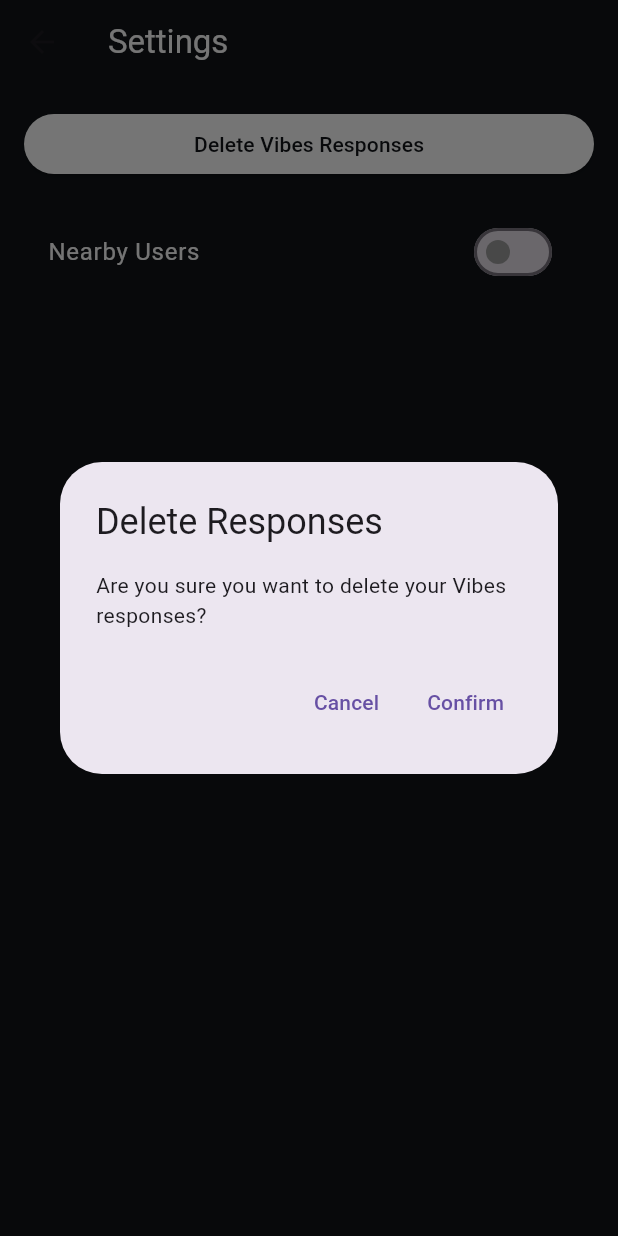
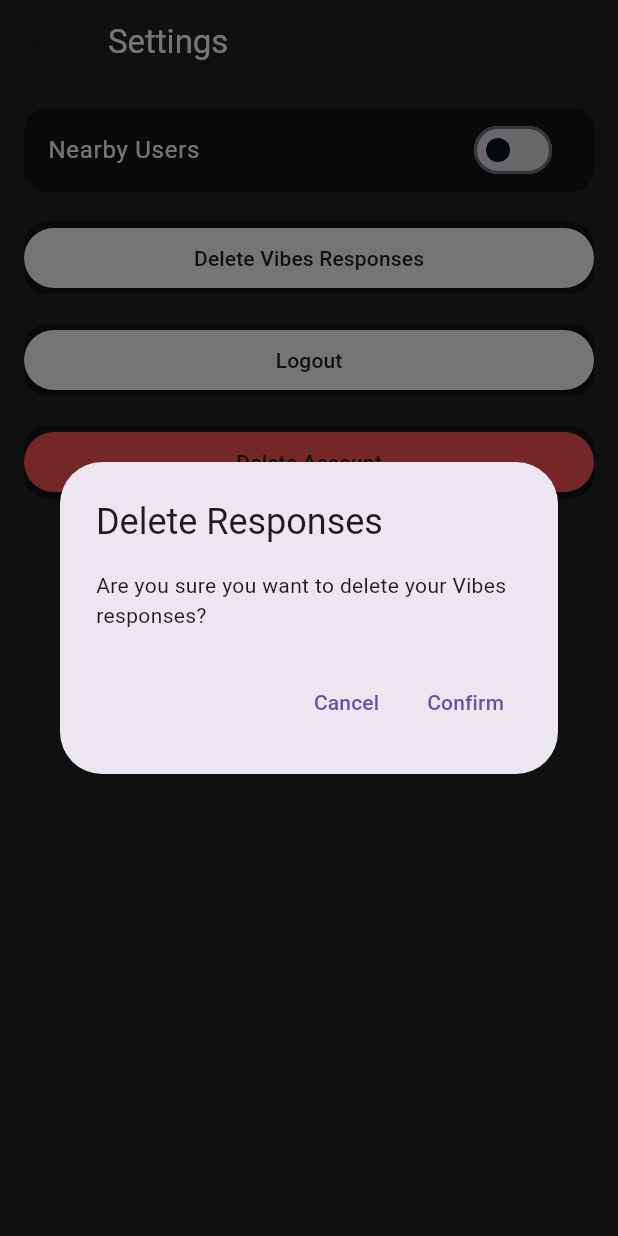
Before and after one commit to SajalDevX/hushh-connect, a Flutter app: the SettingsScreen screen opened directly, after a tap on "Delete Vibes Responses", on a phone screen of 412 x 824 dp. Run offline on Flutter 3.47's test engine with Material 3 defaults, Android fonts, the phone set to English and light mode, and no system bars; our stand-ins replace file_picker, firebase_auth, firebase_core, firebase_storage, flutter_image_compress, flutter_local_notifications and 11 more; missing offline and left inert: flutter_tilt, syncfusion_flutter_pdf, uni_links2; accounts and stored records are empty; project files that could hold a hidden picture were left out.

Commit message:
feat:added logout and delete account in settings

```diff
--- a/lib/main.dart
+++ b/lib/main.dart
@@ -34,7 +34,7 @@ import 'package:hushhxtinder/ui/onboarding/onBoardingScreen.dart';
 import 'package:provider/provider.dart';
 import 'package:shared_preferences/shared_preferences.dart';
 import 'package:supabase_flutter/supabase_flutter.dart';
-import 'package:uni_links2/uni_links.dart'; // Add this import for deep link handling
+import 'package:uni_links2/uni_links.dart';
 
 void main() async {
   WidgetsFlutterBinding.ensureInitialized();
--- a/lib/ui/app/settings/settingsViewModel.dart
+++ b/lib/ui/app/settings/settingsViewModel.dart
@@ -16,25 +16,21 @@ class SettingsViewModel extends ChangeNotifier {
         throw Exception('User is not logged in.');
       }
 
-      // Fetch event with start and end times
       final eventResponse = await supabaseClient
           .from('vibes_events')
           .select('id, start_time, end_time')
           .maybeSingle();
 
       if (eventResponse == null) {
-        return null; // No active event found
+        return null;
       }
 
-      // Get event start and end time from the response
       final eventId = eventResponse['id'];
       final eventStart = DateTime.parse(eventResponse['start_time']);
       final eventEnd = DateTime.parse(eventResponse['end_time']);
       final currentTime = DateTime.now();
 
-      // Check if current time lies between event start and end times
       if (currentTime.isAfter(eventStart) && currentTime.isBefore(eventEnd)) {
-        // Check if the user has skipped or completed the event
         final userStatusResponse = await supabaseClient
             .from('vibes_user_status')
             .select('status')
@@ -42,10 +38,9 @@ class SettingsViewModel extends ChangeNotifier {
             .eq('event_id', eventId)
             .maybeSingle();
 
-        // Return the event ID if it's active and user hasn't skipped or completed
         return eventId;
       } else {
-        return null; // Event has not started or has ended
+        return null;
       }
     } catch (e) {
       print('Error fetching active Vibe event: $e');
@@ -77,10 +72,44 @@ class SettingsViewModel extends ChangeNotifier {
     notifyListeners();
   }
 
-  // Get the current "nearby users" preference
   Future<bool> getNearbyUsersPreference() async {
     final prefs = await SharedPreferences.getInstance();
-    return prefs.getBool('nearby_users') ??
-        false; // Return false if no value is set
+    return prefs.getBool('nearby_users') ?? false;
+  }
+
+  Future<void> deleteUser() async {
+    try {
+      final currentUser = FirebaseAuth.instance.currentUser;
+
+      if (currentUser == null) {
+        throw Exception('No user is logged in.');
+      }
+
+      await supabaseClient.from('users').delete().eq('id', currentUserId);
+
+      await supabaseClient
+          .from('vibes_user_status')
+          .delete()
+          .eq('user_id', currentUserId);
+
+      await supabaseClient
+          .from('vibes_responses')
+          .delete()
+          .eq('user_id', currentUserId);
+
+      await currentUser.delete();
+      notifyListeners();
+    } catch (e) {
+      print('Error deleting user: $e');
+    }
+  }
+
+  Future<void> logout() async {
+    try {
+      await FirebaseAuth.instance.signOut();
+      notifyListeners();
+    } catch (e) {
+      print('Error during logout: $e');
+    }
   }
 }
--- a/lib/ui/app/settings/settings_screen.dart
+++ b/lib/ui/app/settings/settings_screen.dart
@@ -1,4 +1,5 @@
 import 'package:flutter/material.dart';
+import 'package:go_router/go_router.dart';
 import 'package:provider/provider.dart';
 import 'package:hushhxtinder/ui/app/settings/settingsViewModel.dart';
 
@@ -19,8 +20,7 @@ class _SettingsScreenState extends State<SettingsScreen> {
   Future<void> _loadNearbyUsersPreference() async {
     final settingsViewModel =
         Provider.of<SettingsViewModel>(context, listen: false);
-    bool preference = await settingsViewModel
-        .getNearbyUsersPreference(); // Fetch nearby users toggle state
+    bool preference = await settingsViewModel.getNearbyUsersPreference();
     setState(() {
       isNearbyUsersOn = preference;
     });
@@ -36,16 +36,44 @@ class _SettingsScreenState extends State<SettingsScreen> {
           'Settings',
           style: TextStyle(color: Colors.white),
         ),
-        backgroundColor:
-            Color(0xFF111418), // Set AppBar background color to match screen
+        backgroundColor: Color(0xff212525), // AppBar background color
       ),
-      backgroundColor:
-          Color(0xFF111418), // Set the screen background color to #111480
+      backgroundColor: Color(0xff212525), // Screen background color
       body: Padding(
         padding: const EdgeInsets.all(16.0),
         child: ListView(
           children: [
-            ElevatedButton(
+            Container(
+              decoration: BoxDecoration(
+                color: Color(0xFF111418),
+                borderRadius: BorderRadius.circular(15),
+              ),
+              child: ListTile(
+                title: const Text(
+                  'Nearby Users',
+                  style: TextStyle(color: Colors.white),
+                ),
+                trailing: Switch(
+                  value: isNearbyUsersOn,
+                  onChanged: (bool value) async {
+                    setState(() {
+                      isNearbyUsersOn = value;
+                    });
+                    await settingsViewModel.setNearbyUsersPreference(value);
+                  },
+                  activeColor: Colors.white,
+                  inactiveThumbColor: Color(0xff09141f),
+                ),
+                onTap: null,
+              ),
+            ),
+            const SizedBox(height: 20),
+            Container(
+              decoration: BoxDecoration(
+                color: Color(0xFF111418), // Background color of the tile
+                borderRadius: BorderRadius.circular(15), // Rounded corners
+              ),
+              child: ElevatedButton(
                 onPressed: () {
                   showDialog(
                     context: context,
@@ -63,8 +91,7 @@ class _SettingsScreenState extends State<SettingsScreen> {
                         TextButton(
                           onPressed: () async {
                             await settingsViewModel.deleteResponseAndStatus();
-                          Navigator.of(context)
-                              .pop(); // Close dialog after deletion
+                            Navigator.of(context).pop(); // Close after deletion
                           },
                           child: const Text('Confirm'),
                         ),
@@ -74,31 +101,73 @@ class _SettingsScreenState extends State<SettingsScreen> {
                 },
                 child: const Text('Delete Vibes Responses'),
                 style: ElevatedButton.styleFrom(
-                foregroundColor: Color(0xFF111418),
+                  foregroundColor: Color(0xff212525),
                   backgroundColor: Colors.white, // Text color
                 ),
               ),
-
+            ),
             const SizedBox(height: 20),
 
-            // Nearby Users Toggle
-            SwitchListTile(
-              title: const Text(
-                'Nearby Users',
-                style: TextStyle(color: Colors.white),
+            // Logout Button
+            Container(
+              decoration: BoxDecoration(
+                color: Color(0xFF111418), // Background color of the tile
+                borderRadius: BorderRadius.circular(15), // Rounded corners
               ),
-              value: isNearbyUsersOn,
-              onChanged: (bool value) async {
-                setState(() {
-                  isNearbyUsersOn = value;
-                });
-                await settingsViewModel
-                    .setNearbyUsersPreference(value); // Save toggle state
+              child: ElevatedButton(
+                onPressed: () async {
+                  await settingsViewModel.logout();
+                  context.go('/onboarding');
                 },
+                child: const Text('Logout'),
+                style: ElevatedButton.styleFrom(
+                  foregroundColor: Color(0xff212525),
+                  backgroundColor: Colors.white, // Text color
+                ),
+              ),
+            ),
+            const SizedBox(height: 20),
 
-              tileColor: Color(0xFF111418), // Background color of the toggle
-              activeColor: Colors.white, // Color when switch is on
-              inactiveThumbColor: Colors.grey, // Color when switch is off
+            // Delete User Button
+            Container(
+              decoration: BoxDecoration(
+                color: Color(0xFF111418), // Background color of the tile
+                borderRadius: BorderRadius.circular(15), // Rounded corners
+              ),
+              child: ElevatedButton(
+                onPressed: () {
+                  showDialog(
+                    context: context,
+                    builder: (context) => AlertDialog(
+                      title: const Text('Delete Account'),
+                      content: const Text(
+                          'Are you sure you want to permanently delete your account? This action cannot be undone.'),
+                      actions: [
+                        TextButton(
+                          onPressed: () {
+                            Navigator.of(context).pop();
+                          },
+                          child: const Text('Cancel'),
+                        ),
+                        TextButton(
+                          onPressed: () async {
+                            await settingsViewModel.deleteUser();
+                            context.pop();
+                            context.go('/onboarding');
+                          },
+                          child: const Text('Confirm'),
+                        ),
+                      ],
+                    ),
+                  );
+                },
+                child: const Text('Delete Account'),
+                style: ElevatedButton.styleFrom(
+                  foregroundColor: Color(0xff212525),
+                  backgroundColor:
+                      Colors.redAccent, // Red color for danger action
+                ),
+              ),
             ),
           ],
         ),
```
Also changed, not shown: lib/ui/app/profile/qrScreen.dart (+5 -5 lines), 1 other file. Lines whose indentation alone changed are shown as unchanged.
